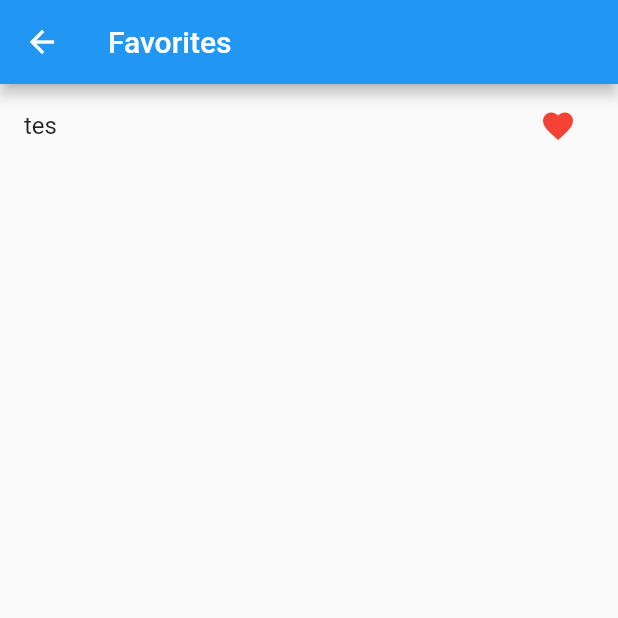
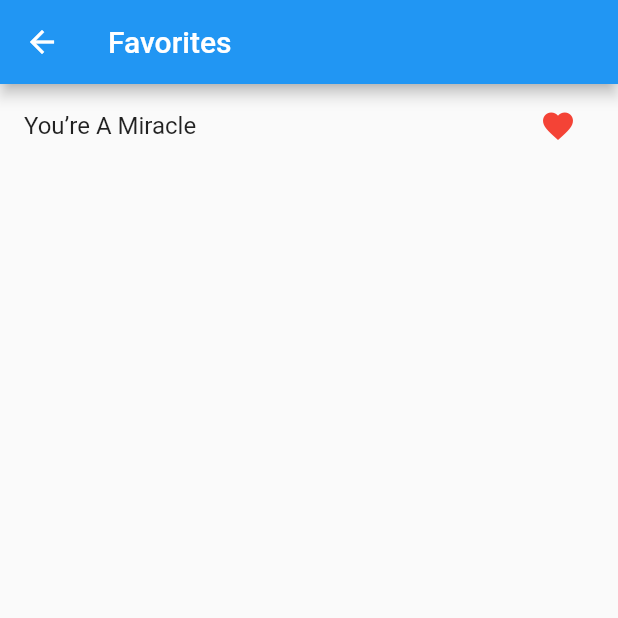
Before and after one commit to yustriaakbar/book_project, a Flutter app: the screen it shows after launch, after a tap on the "favorite outline" icon, after a tap on "Favorites", on a phone screen of 412 x 824 dp, the top half of it. Run offline on Flutter 3.47's test engine with Material 2 defaults, Android fonts, the light colour scheme and no system bars; our stand-ins replace flutter_svg, google_fonts.

Commit message:
[added] import provider in homeScreen

```diff
--- a/lib/provider/favorite_provider.dart
+++ b/lib/provider/favorite_provider.dart
@@ -3,26 +3,26 @@ import 'package:provider/provider.dart';
 import 'package:mini_project/models/popular_book.dart';
 
 class FavoriteProvider extends ChangeNotifier {
-  List<PopularBookModel> _words = [];
-  List<PopularBookModel> get words => _words;
+  List<PopularBookModel> _favoriteBookList = [];
+  List<PopularBookModel> get favoriteBookList => _favoriteBookList;
 
   void toggleFavorite(PopularBookModel word) {
-    final isExist = _words.contains(word);
+    final isExist =_favoriteBookList.contains(word);
     if (isExist) {
-      _words.remove(word);
+      _favoriteBookList.remove(word);
     } else {
-      _words.add(word);
+      _favoriteBookList.add(word);
     }
     notifyListeners();
   }
 
   bool isExist(PopularBookModel word) {
-    final isExist = _words.contains(word);
+    final isExist = _favoriteBookList.contains(word);
     return isExist;
   }
 
   void clearFavorite() {
-    _words = [];
+    _favoriteBookList = [];
     notifyListeners();
   }
 
--- a/lib/screens/favorite.dart
+++ b/lib/screens/favorite.dart
@@ -1,28 +1,29 @@
 import 'package:flutter/material.dart';
 import 'package:mini_project/provider/favorite_provider.dart';
+import 'package:mini_project/models/popular_book.dart';
 
 class FavoritePage extends StatelessWidget {
-  const FavoritePage({Key? key}) : super(key: key);
+  final List<PopularBookModel> popularBookData;
+  const FavoritePage({Key? key, required this.popularBookData}) : super(key: key);
 
   @override
   Widget build(BuildContext context) {
     final provider = FavoriteProvider.of(context);
-    final words = provider.words;
     return Scaffold(
       appBar: AppBar(
         title: const Text('Favorites'),
       ),
       body: ListView.builder(
-        itemCount: words.length,
+        itemCount: popularBookData.length,
         itemBuilder: (context, index) {
-          final word = words[index];
+          final PopularBookModel book = popularBookData[index];
           return ListTile(
-            title: Text("tes"),
+            title: Text(book.title),
             trailing: IconButton(
               onPressed: () {
-                provider.toggleFavorite(word);
+                provider.toggleFavorite(book);
               },
-              icon: provider.isExist(word)
+              icon: provider.isExist(book)
                   ? const Icon(Icons.favorite, color: Colors.red)
                   : const Icon(Icons.favorite_border),
             ),
--- a/lib/screens/home.dart
+++ b/lib/screens/home.dart
@@ -5,6 +5,7 @@ import 'package:mini_project/screens/detail.dart';
 import 'package:mini_project/constants/color_constant.dart';
 import 'package:google_fonts/google_fonts.dart';
 import 'package:mini_project/models/popular_book.dart';
+import 'package:provider/provider.dart';
 
 class HomePage extends StatefulWidget {
   const HomePage({Key? key}) : super(key: key);
@@ -126,8 +127,14 @@ class _MyHomePageState extends State<HomePage> {
       floatingActionButton: FloatingActionButton.extended(
         onPressed: () {
           final route = MaterialPageRoute(
-            builder: (context) => const FavoritePage(),
-          );
+              builder: (context) {
+                return Consumer<FavoriteProvider>(
+                  builder: (context, FavoriteProvider data, widget) {
+                    return FavoritePage(
+                        popularBookData: data.favoriteBookList);
+                  },
+                );
+              });
           Navigator.push(context, route);
         },
         label: const Text('Favorites'),
```
